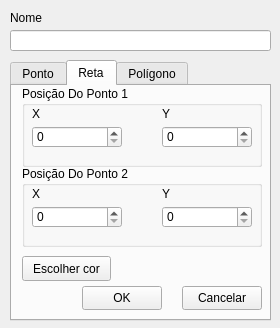
The window that UI/AddObject.ui (ricardofachini/trabalho1-transformada-viewport) describes before a commit, drawn with Qt 5.
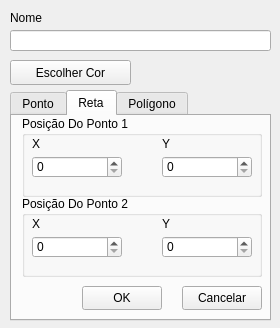
The same window after the commit. The open tabs and pages were chosen to show the change.

The edit to the form file:
```diff
--- a/UI/AddObject.ui
+++ b/UI/AddObject.ui
@@ -40,9 +40,9 @@
    <property name="geometry">
     <rect>
      <x>10</x>
-     <y>60</y>
+     <y>90</y>
      <width>261</width>
-     <height>261</height>
+     <height>231</height>
     </rect>
    </property>
    <property name="currentIndex">
@@ -56,7 +56,7 @@
      <property name="geometry">
       <rect>
        <x>170</x>
-       <y>200</y>
+       <y>170</y>
        <width>80</width>
        <height>24</height>
       </rect>
@@ -69,7 +69,7 @@
      <property name="geometry">
       <rect>
        <x>70</x>
-       <y>200</y>
+       <y>170</y>
        <width>80</width>
        <height>24</height>
       </rect>
@@ -217,7 +217,7 @@
      <property name="geometry">
       <rect>
        <x>170</x>
-       <y>200</y>
+       <y>170</y>
        <width>80</width>
        <height>24</height>
       </rect>
@@ -295,7 +295,7 @@
      <property name="geometry">
       <rect>
        <x>70</x>
-       <y>200</y>
+       <y>170</y>
        <width>80</width>
        <height>24</height>
       </rect>
@@ -304,22 +304,6 @@
       <string>OK</string>
      </property>
     </widget>
-    <widget class="QPushButton" name="pickColor">
-     <property name="geometry">
-      <rect>
-       <x>10</x>
-       <y>170</y>
-       <width>89</width>
-       <height>25</height>
-      </rect>
-     </property>
-     <property name="cursor">
-      <cursorShape>PointingHandCursor</cursorShape>
-     </property>
-     <property name="text">
-      <string>Escolher cor</string>
-     </property>
-    </widget>
    </widget>
    <widget class="QWidget" name="tab_5">
     <attribute name="title">
@@ -329,7 +313,7 @@
      <property name="geometry">
       <rect>
        <x>170</x>
-       <y>200</y>
+       <y>170</y>
        <width>80</width>
        <height>24</height>
       </rect>
@@ -342,7 +326,7 @@
      <property name="geometry">
       <rect>
        <x>70</x>
-       <y>200</y>
+       <y>170</y>
        <width>80</width>
        <height>24</height>
       </rect>
@@ -483,6 +467,19 @@
     </widget>
    </widget>
   </widget>
+  <widget class="QPushButton" name="pickColor">
+   <property name="geometry">
+    <rect>
+     <x>10</x>
+     <y>60</y>
+     <width>121</width>
+     <height>25</height>
+    </rect>
+   </property>
+   <property name="text">
+    <string>Escolher Cor</string>
+   </property>
+  </widget>
  </widget>
  <tabstops>
   <tabstop>lineEdit</tabstop>
```
